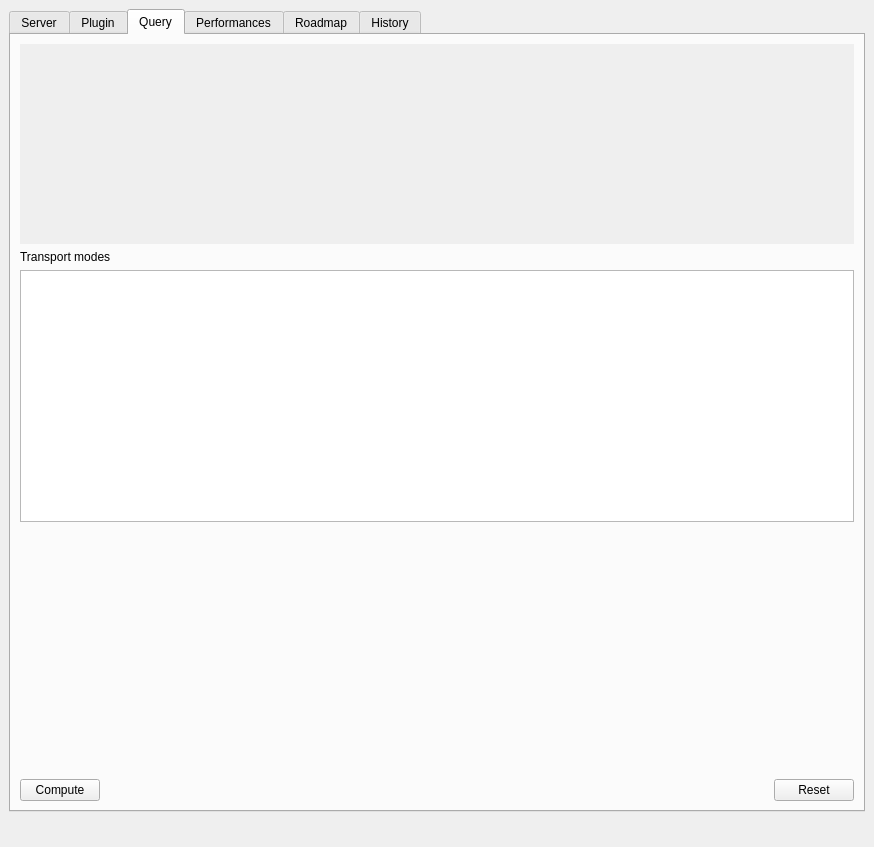
First picture: the form in src/hmi_qgis/ifsttarrouting.ui, repository Universite-Gustave-Eiffel/Tempus, before the edit.
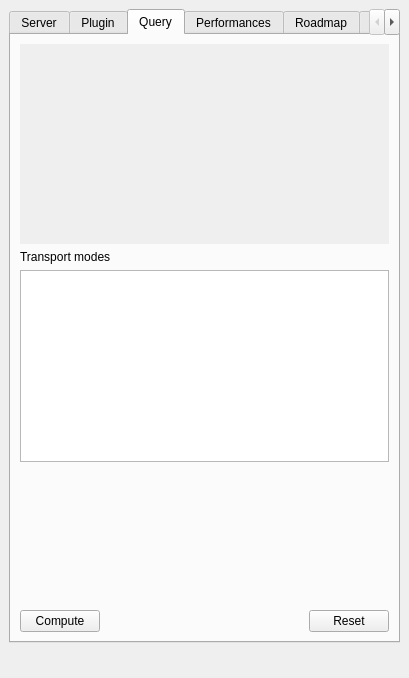
Second picture: the form after the edit. Icons and pictures are not drawn.

Commit message: Cleanup logos and splash screen

```diff
--- a/src/hmi_qgis/ifsttarrouting.ui
+++ b/src/hmi_qgis/ifsttarrouting.ui
@@ -6,8 +6,8 @@
    <rect>
     <x>0</x>
     <y>0</y>
-    <width>874</width>
-    <height>847</height>
+    <width>409</width>
+    <height>678</height>
    </rect>
   </property>
   <property name="sizePolicy">
@@ -281,7 +281,7 @@
             <rect>
              <x>0</x>
              <y>0</y>
-             <width>834</width>
+             <width>369</width>
              <height>200</height>
             </rect>
            </property>
```
The commit also changes 5 other files.
